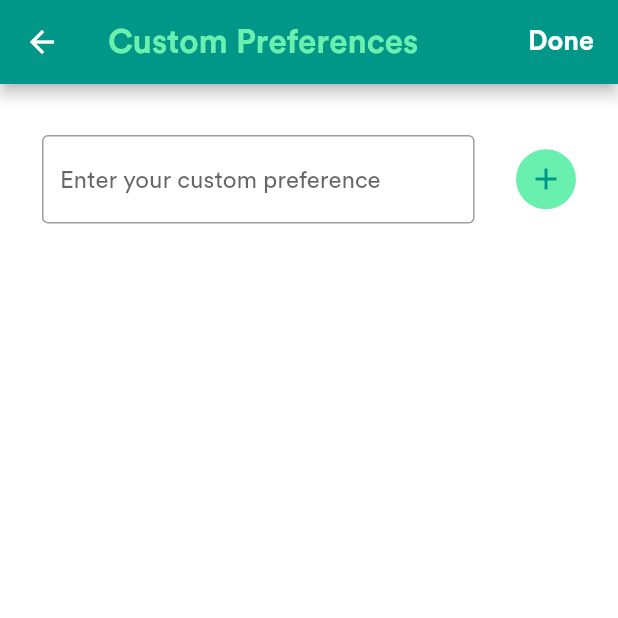
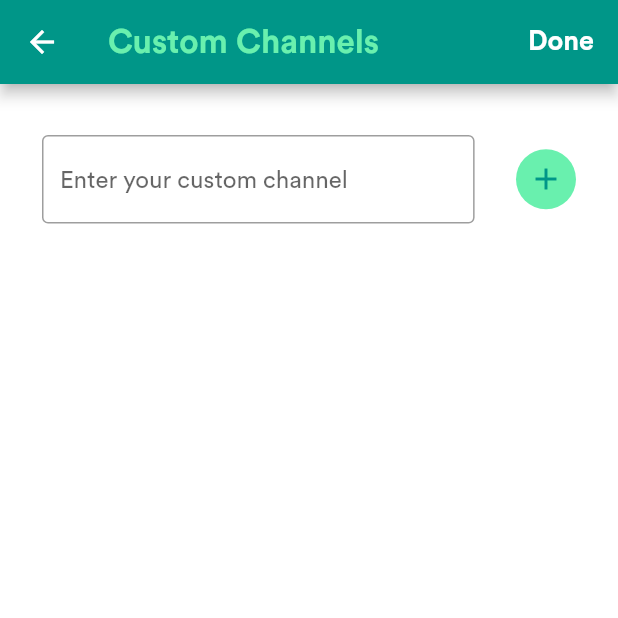
Before and after one commit to smoke-trees/news-summarizer-app, a Flutter app: the CustomPrefsPage screen opened by its route, on a phone screen of 412 x 824 dp, the top half of it. Run offline on Flutter 3.47's test engine with Material 2 defaults, Android fonts, the phone set to English and light mode, and no system bars; drawn by our look-alikes of chips_choice; our stand-ins replace cached_network_image, cloud_firestore, dio, firebase_auth, firebase_core, firebase_messaging and 7 more; missing offline and left inert: fancy_on_boarding; accounts and stored records are empty; generated files the repository leaves out were written again; network calls fail; statements that could not run were skipped.

```diff
--- a/lib/src/ui/pages/auth_page.dart
+++ b/lib/src/ui/pages/auth_page.dart
@@ -69,7 +69,7 @@ class _AuthPageState extends State<AuthPage> {
                       Container(
                         // padding: EdgeInsets.only(top: 100),
                         child: Text(
-                          "Save all your preferences by logging in:",
+                          "Save all your channels by logging in:",
                           textAlign: TextAlign.center,
                           style: TextStyle(
                             fontWeight: FontWeight.bold,
--- a/lib/src/ui/pages/custom_prefs_page.dart
+++ b/lib/src/ui/pages/custom_prefs_page.dart
@@ -57,7 +57,7 @@ class _CustomPrefsPageState extends State<CustomPrefsPage> {
       backgroundColor: Get.theme.backgroundColor,
       appBar: AppBar(
         title: Text(
-          'Custom Preferences',
+          'Custom Channels',
           style: TextStyle(
             fontSize: 22,
             fontWeight: FontWeight.bold,
@@ -114,12 +114,12 @@ class _CustomPrefsPageState extends State<CustomPrefsPage> {
                     child: Container(
                       width: Get.mediaQuery.size.width * 0.7,
                       child: TextFormField(
-                        decoration: InputDecoration(hintText: "Enter your custom preference"),
+                        decoration: InputDecoration(hintText: "Enter your custom channel"),
                         textInputAction: TextInputAction.next,
                         controller: customPrefsController,
                         validator: (value) {
                           if (value.isEmpty) {
-                            return 'Please enter a preference';
+                            return 'Please enter a channel';
                           }
                           return null;
                         },
--- a/lib/src/ui/pages/news_container_page.dart
+++ b/lib/src/ui/pages/news_container_page.dart
@@ -188,7 +188,7 @@ class _NewsContainerPageState extends State<NewsContainerPage>
                 case 'Change Theme':
                   _showThemeDialog(context);
                   break;
-                case 'Change News Preferences':
+                case 'Change News Channels':
                   Get.toNamed(PreferencesPage.routeName);
                   // Get.toNamed(PreferencesOnboardingPage.routeName);
                   break;
@@ -200,7 +200,7 @@ class _NewsContainerPageState extends State<NewsContainerPage>
               }
             },
             itemBuilder: (context) {
-              return {'Change Theme', 'Change News Preferences', "Change Location", "Notification Center"}
+              return {'Change Theme', 'Change News Channels', "Change Location", "Notification Center"}
                   .map((String choice) {
                 return PopupMenuItem<String>(
                   value: choice,
@@ -298,7 +298,7 @@ class _NewsContainerPageState extends State<NewsContainerPage>
                   backgroundColor: Get.theme.scaffoldBackgroundColor,
                   body: _blogsFeeds.isEmpty
                       ? Center(
-                          child: Text("Add an expert to your preferences"),
+                          child: Text("Add an expert to your channels"),
                         )
                       : TabBarView(
                           children: List.generate(
@@ -358,9 +358,9 @@ class _NewsContainerPageState extends State<NewsContainerPage>
                         children: List.generate(
                           _newsFeeds.length,
                           (index) {
-                            if ((_newsFeeds[index] as String).contains("NewsFeed.")) {
+                            if (!_newsFeeds[index].contains("NewsFeed.")) {
                               return NewsPage(
-                                customPref: _newsFeeds[index].toString().split('.').last.replaceAll("_", " "),
+                                customPref: _newsFeeds[index],
                                 isCustomPref: true,
                               ); //Very bad method but eet ees what eet ees
                             } else {
--- a/lib/src/ui/pages/notifs_checklist_page.dart
+++ b/lib/src/ui/pages/notifs_checklist_page.dart
@@ -70,7 +70,7 @@ class _NotifsChecklistPageState extends State<NotifsChecklistPage> {
             Padding(
               padding: const EdgeInsets.symmetric(horizontal: 10, vertical: 15),
               child: Text(
-                "You will receive Push Notifications of popular news from these categories:",
+                "You will receive Push Notifications of popular news from these channels:",
                 style: TextStyle(fontSize: 18),
               ),
             ),
--- a/lib/src/ui/pages/preferences_page.dart
+++ b/lib/src/ui/pages/preferences_page.dart
@@ -107,7 +107,7 @@ class _PreferencesPageState extends State<PreferencesPage> {
     if (finList.length < 3) {
       Get.snackbar(
         "Warning!",
-        "Please choose at least 3 categories.",
+        "Please choose at least 3 channels.",
         backgroundColor: Colors.red,
         colorText: Colors.white,
         snackPosition: SnackPosition.BOTTOM,
@@ -134,7 +134,7 @@ class _PreferencesPageState extends State<PreferencesPage> {
       backgroundColor: Get.theme.backgroundColor,
       appBar: AppBar(
         title: Text(
-          'News Preferences',
+          'News Channels',
           style: TextStyle(
             fontSize: 22,
             fontWeight: FontWeight.bold,
@@ -169,7 +169,7 @@ class _PreferencesPageState extends State<PreferencesPage> {
                 alignment: Alignment.center,
                 margin: EdgeInsets.only(left: 16, right: 16, top: 16),
                 child: Text(
-                  "Create a preference that interests you!",
+                  "Create a channel that interests you!",
                   style: TextStyle(
                     fontSize: 20,
                   ),
@@ -214,7 +214,7 @@ class _PreferencesPageState extends State<PreferencesPage> {
                                 controller: customPrefsController,
                                 validator: (value) {
                                   if (value.isEmpty) {
-                                    return 'Please enter a preference';
+                                    return 'Please enter a channel';
                                   }
                                   return null;
                                 },
@@ -264,7 +264,7 @@ class _PreferencesPageState extends State<PreferencesPage> {
                 alignment: Alignment.center,
                 margin: EdgeInsets.all(16),
                 child: Text(
-                  "Pick from our preset preferences!",
+                  "Pick from our preset channels!",
                   style: TextStyle(
                     fontSize: 20,
                   ),
--- a/lib/src/ui/pages/reorder_prefs_page.dart
+++ b/lib/src/ui/pages/reorder_prefs_page.dart
@@ -55,7 +55,7 @@ class _ReorderPrefsPageState extends State<ReorderPrefsPage> {
       backgroundColor: Get.theme.backgroundColor,
       appBar: AppBar(
         title: Text(
-          'Re-order Preferences',
+          'Re-order Channels',
           style: TextStyle(
             fontSize: 22,
             fontWeight: FontWeight.bold,
@@ -85,7 +85,7 @@ class _ReorderPrefsPageState extends State<ReorderPrefsPage> {
           header: Padding(
             padding: const EdgeInsets.only(left: 16, right: 16, bottom: 16, top: 8),
             child: Text(
-              "Reorder the preferences according to your level of interest!",
+              "Reorder the channels according to your level of interest!",
               textAlign: TextAlign.center,
               style: TextStyle(fontSize: 20),
             ),
--- a/lib/src/ui/pages/settings_page.dart
+++ b/lib/src/ui/pages/settings_page.dart
@@ -73,7 +73,7 @@ class SettingPage extends StatelessWidget {
                     children: [
                       Expanded(
                         child: Text(
-                          "Change News Preferences",
+                          "Change News Channels",
                           style: TextStyle(
                             fontSize: 18,
                             fontWeight: FontWeight.bold,
--- a/pubspec.yaml
+++ b/pubspec.yaml
@@ -15,7 +15,7 @@ publish_to: 'none' # Remove this line if you wish to publish to pub.dev
 # In iOS, build-name is used as CFBundleShortVersionString while build-number used as CFBundleVersion.
 # Read more about iOS versioning at
 # https://developer.apple.com/library/archive/documentation/General/Reference/InfoPlistKeyReference/Articles/CoreFoundationKeys.html
-version: 1.0.0+1
+version: 1.0.0+3
 
 environment:
   sdk: ">=2.7.0 <3.0.0"
```
Also changed, not shown: lib/src/ui/pages/blogs_onboarding_page.dart (+43 -40 lines), lib/src/ui/pages/blogs_prefs_page.dart (+19 -2 lines), lib/src/ui/pages/preferences_onboarding_page.dart (+53 -44 lines), lib/src/ui/pages/reorder_prefs_onboarding_page.dart (+43 -34 lines).
